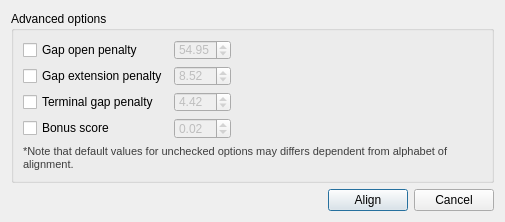
First picture: the form in src/plugins_3rdparty/kalign/src/ui/KalignDialog.ui, repository violethaze74/ugene, before the edit.
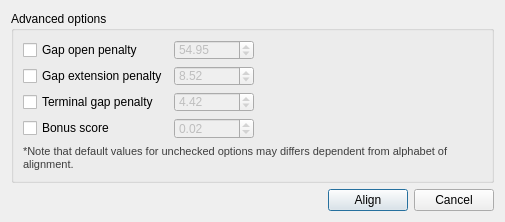
Second picture: the form after the edit.

Commit message: BUG-0002497: spinbox width increased

```diff
--- a/src/plugins_3rdparty/kalign/src/ui/KalignDialog.ui
+++ b/src/plugins_3rdparty/kalign/src/ui/KalignDialog.ui
@@ -27,6 +27,12 @@
           <property name="enabled">
            <bool>false</bool>
           </property>
+          <property name="minimumSize">
+           <size>
+            <width>80</width>
+            <height>0</height>
+           </size>
+          </property>
           <property name="value">
            <double>54.950000000000003</double>
           </property>
@@ -70,6 +76,12 @@
           <property name="enabled">
            <bool>false</bool>
           </property>
+          <property name="minimumSize">
+           <size>
+            <width>80</width>
+            <height>0</height>
+           </size>
+          </property>
           <property name="value">
            <double>8.520000000000000</double>
           </property>
@@ -103,6 +115,12 @@
           <property name="enabled">
            <bool>false</bool>
           </property>
+          <property name="minimumSize">
+           <size>
+            <width>80</width>
+            <height>0</height>
+           </size>
+          </property>
           <property name="value">
            <double>4.420000000000000</double>
           </property>
@@ -136,6 +154,12 @@
           <property name="enabled">
            <bool>false</bool>
           </property>
+          <property name="minimumSize">
+           <size>
+            <width>80</width>
+            <height>0</height>
+           </size>
+          </property>
           <property name="value">
            <double>0.020000000000000</double>
           </property>
```
The commit also changes 1 other file.
